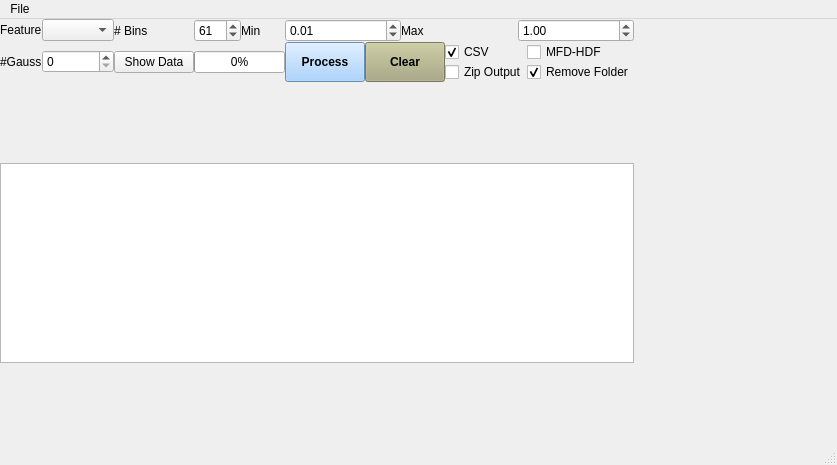
Old version of the form chisurf/plugins/burst_selection/gui.ui in the repository Fluorescence-Tools/chisurf.
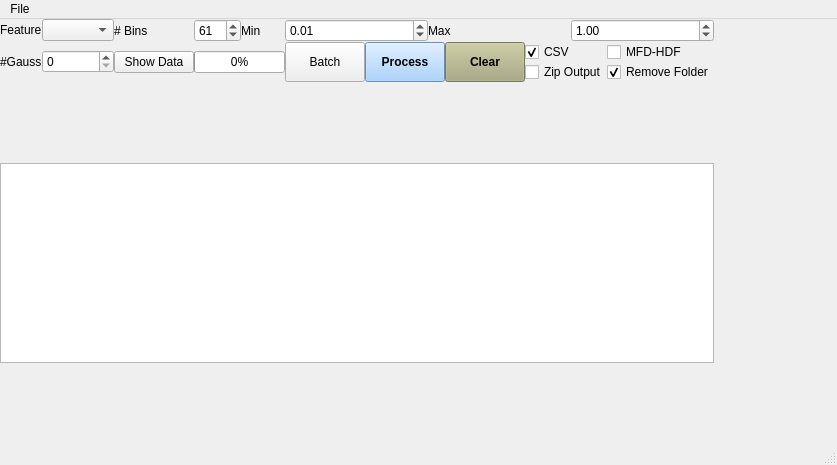
New version of the form.

Commit message:
update: refine burst selection UI layout and button functionality
- Reorganized button positions and adjusted column spans for improved UI alignment.
- Replaced `QCheckBox` elements with styled `QPushButton` for enhanced usability.
- Added a new "Batch" button to the layout for streamlined batch processing.

What changed in the file:
```diff
--- a/chisurf/plugins/burst_selection/gui.ui
+++ b/chisurf/plugins/burst_selection/gui.ui
@@ -147,30 +147,29 @@
         <property name="spacing">
          <number>0</number>
         </property>
-        <item row="0" column="5">
-         <widget class="QCheckBox" name="checkBox_FileCSV">
+        <item row="0" column="1" rowspan="2" colspan="4">
+         <widget class="QPushButton" name="pushButton">
+          <property name="sizePolicy">
+           <sizepolicy hsizetype="Minimum" vsizetype="Minimum">
+            <horstretch>0</horstretch>
+            <verstretch>0</verstretch>
+           </sizepolicy>
+          </property>
+          <property name="font">
+           <font>
+            <weight>75</weight>
+            <bold>true</bold>
+           </font>
+          </property>
+          <property name="styleSheet">
+           <string notr="true">background-color: rgb(147, 199, 255);</string>
+          </property>
           <property name="text">
-           <string>CSV</string>
-          </property>
-          <property name="checked">
-           <bool>true</bool>
+           <string>Process</string>
           </property>
          </widget>
         </item>
         <item row="1" column="6">
-         <widget class="QCheckBox" name="checkBox_RemoveFolder">
-          <property name="toolTip">
-           <string>Remove the original folder after zipping</string>
-          </property>
-          <property name="text">
-           <string>Remove Folder</string>
-          </property>
-          <property name="checked">
-           <bool>true</bool>
-          </property>
-         </widget>
-        </item>
-        <item row="1" column="5">
          <widget class="QCheckBox" name="checkBox_ZipOutput">
           <property name="toolTip">
            <string>Zip the output folder after processing</string>
@@ -183,7 +182,7 @@
           </property>
          </widget>
         </item>
-        <item row="0" column="6">
+        <item row="0" column="7">
          <widget class="QCheckBox" name="checkBox_FileMFDHDF">
           <property name="text">
            <string>MFD-HDF</string>
@@ -193,29 +192,30 @@
           </property>
          </widget>
         </item>
-        <item row="0" column="0" rowspan="2" colspan="4">
-         <widget class="QPushButton" name="pushButton">
-          <property name="sizePolicy">
-           <sizepolicy hsizetype="Minimum" vsizetype="Minimum">
-            <horstretch>0</horstretch>
-            <verstretch>0</verstretch>
-           </sizepolicy>
+        <item row="0" column="6">
+         <widget class="QCheckBox" name="checkBox_FileCSV">
+          <property name="text">
+           <string>CSV</string>
           </property>
-          <property name="font">
-           <font>
-            <weight>75</weight>
-            <bold>true</bold>
-           </font>
+          <property name="checked">
+           <bool>true</bool>
           </property>
-          <property name="styleSheet">
-           <string notr="true">background-color: rgb(147, 199, 255);</string>
+         </widget>
+        </item>
+        <item row="1" column="7">
+         <widget class="QCheckBox" name="checkBox_RemoveFolder">
+          <property name="toolTip">
+           <string>Remove the original folder after zipping</string>
           </property>
           <property name="text">
-           <string>Process</string>
+           <string>Remove Folder</string>
           </property>
+          <property name="checked">
+           <bool>true</bool>
+          </property>
          </widget>
         </item>
-        <item row="0" column="4" rowspan="2">
+        <item row="0" column="5" rowspan="2">
          <widget class="QPushButton" name="pushButton_2">
           <property name="sizePolicy">
            <sizepolicy hsizetype="Minimum" vsizetype="Minimum">
@@ -237,6 +237,19 @@
           </property>
          </widget>
         </item>
+        <item row="0" column="0" rowspan="2">
+         <widget class="QPushButton" name="pushButton_batch">
+          <property name="sizePolicy">
+           <sizepolicy hsizetype="Minimum" vsizetype="MinimumExpanding">
+            <horstretch>0</horstretch>
+            <verstretch>0</verstretch>
+           </sizepolicy>
+          </property>
+          <property name="text">
+           <string>Batch</string>
+          </property>
+         </widget>
+        </item>
        </layout>
       </item>
       <item row="1" column="3" colspan="2">
```
